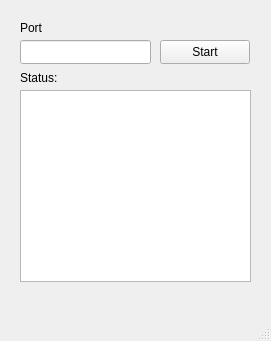
Old version of the form 4981_ChatRoom/serverwindow.ui in the repository men-from-kazakhstan/4981-ChatRoom.
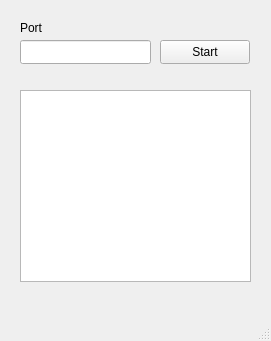
New version of the form.

Diff of the .ui file:
```diff
--- a/4981_ChatRoom/serverwindow.ui
+++ b/4981_ChatRoom/serverwindow.ui
@@ -55,20 +55,7 @@
      <rect>
       <x>20</x>
       <y>70</y>
-      <width>51</width>
-      <height>16</height>
-     </rect>
-    </property>
-    <property name="text">
-     <string>Status:</string>
-    </property>
-   </widget>
-   <widget class="QLabel" name="srvStatusValue">
-    <property name="geometry">
-     <rect>
-      <x>80</x>
-      <y>70</y>
-      <width>81</width>
+      <width>231</width>
       <height>16</height>
      </rect>
     </property>
```
Left out of the diff: 2 changed lines with no effect on the pictures.
